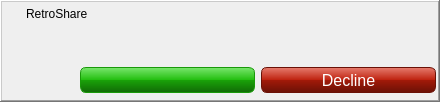
Qt form plugins/VOIP/gui/VOIPToasterItem.ui (RetroShare/RetroShare) before a commit.
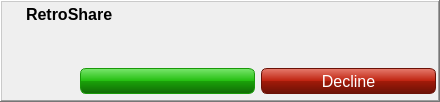
The same form after that commit. Icons and pictures are not drawn. Custom widgets are drawn as their Qt base class.

What changed in the file:
```diff
--- a/plugins/VOIP/gui/VOIPToasterItem.ui
+++ b/plugins/VOIP/gui/VOIPToasterItem.ui
@@ -22,7 +22,7 @@
     <height>102</height>
    </size>
   </property>
-  <layout class="QHBoxLayout">
+  <layout class="QHBoxLayout" name="VOIPToasterItem_HL">
    <property name="spacing">
     <number>0</number>
    </property>
@@ -39,14 +39,14 @@
     <number>0</number>
    </property>
    <item>
-    <widget class="QFrame" name="windowFrame">
+    <widget class="QFrame" name="toasterFrame">
      <property name="frameShape">
       <enum>QFrame::WinPanel</enum>
      </property>
      <property name="frameShadow">
       <enum>QFrame::Raised</enum>
      </property>
-     <layout class="QGridLayout" name="gridLayout_2">
+     <layout class="QGridLayout" name="toasterFrame_GL">
       <property name="leftMargin">
        <number>2</number>
       </property>
@@ -63,7 +63,7 @@
        <number>2</number>
       </property>
       <item row="0" column="0">
-       <layout class="QHBoxLayout">
+       <layout class="QHBoxLayout" name="toaster_HL">
         <property name="spacing">
          <number>6</number>
         </property>
@@ -97,13 +97,20 @@
         </item>
         <item>
          <widget class="QLabel" name="toasterLabel">
+          <property name="font">
+           <font>
+            <pointsize>12</pointsize>
+            <weight>75</weight>
+            <bold>true</bold>
+           </font>
+          </property>
           <property name="text">
            <string notr="true">RetroShare</string>
           </property>
          </widget>
         </item>
         <item>
-         <spacer>
+         <spacer name="toaster_HSpacer">
           <property name="orientation">
            <enum>Qt::Horizontal</enum>
           </property>
@@ -141,7 +148,7 @@
        </layout>
       </item>
       <item row="1" column="0">
-       <layout class="QGridLayout" name="gridLayout">
+       <layout class="QGridLayout" name="buttons_GL">
         <property name="spacing">
          <number>6</number>
         </property>
@@ -240,7 +247,7 @@
          </widget>
         </item>
         <item row="0" column="1" colspan="2">
-         <widget class="StyledLabel" name="textLabel">
+         <widget class="QLabel" name="textLabel">
           <property name="minimumSize">
            <size>
             <width>0</width>
@@ -255,6 +262,7 @@
           </property>
           <property name="font">
            <font>
+            <pointsize>12</pointsize>
             <weight>75</weight>
             <bold>true</bold>
            </font>
@@ -272,11 +280,6 @@
   </layout>
  </widget>
  <customwidgets>
-  <customwidget>
-   <class>StyledLabel</class>
-   <extends>QLabel</extends>
-   <header>gui/common/StyledLabel.h</header>
-  </customwidget>
   <customwidget>
    <class>AvatarWidget</class>
    <extends>QLabel</extends>
```
